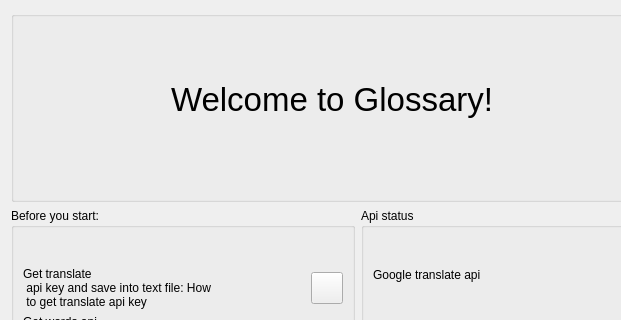
Before: the Qt Designer form src/gui/src/view/WelcomeTab.ui in cieslarmichal/glossary, drawn with Qt 5; both pictures show x 0 to 621 and y 0 to 320 of the 716 by 410 pixel window.
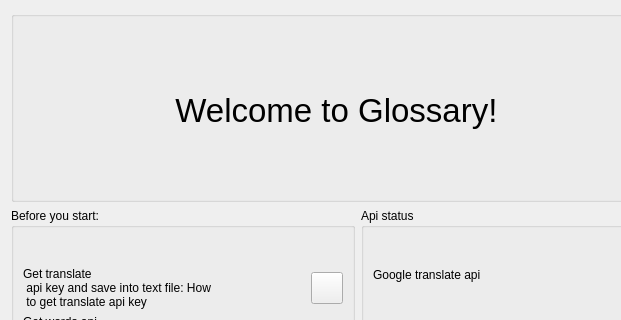
After: the same form once the commit is applied.

What changed in the file:
```diff
--- a/src/gui/src/view/WelcomeTab.ui
+++ b/src/gui/src/view/WelcomeTab.ui
@@ -22,10 +22,10 @@
                     <widget class="QLabel" name="label">
                         <property name="geometry">
                             <rect>
-                                <x>160</x>
+                                <x>130</x>
                                 <y>70</y>
-                                <width>330</width>
-                                <height>38</height>
+                                <width>400</width>
+                                <height>60</height>
                             </rect>
                         </property>
                         <property name="font">
```
